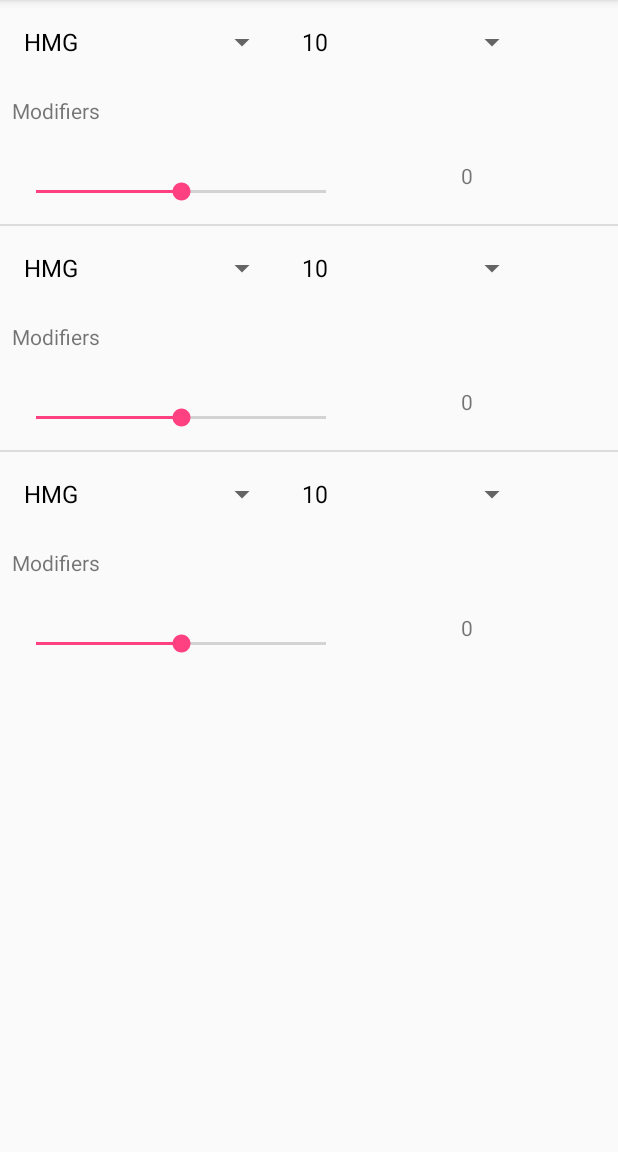
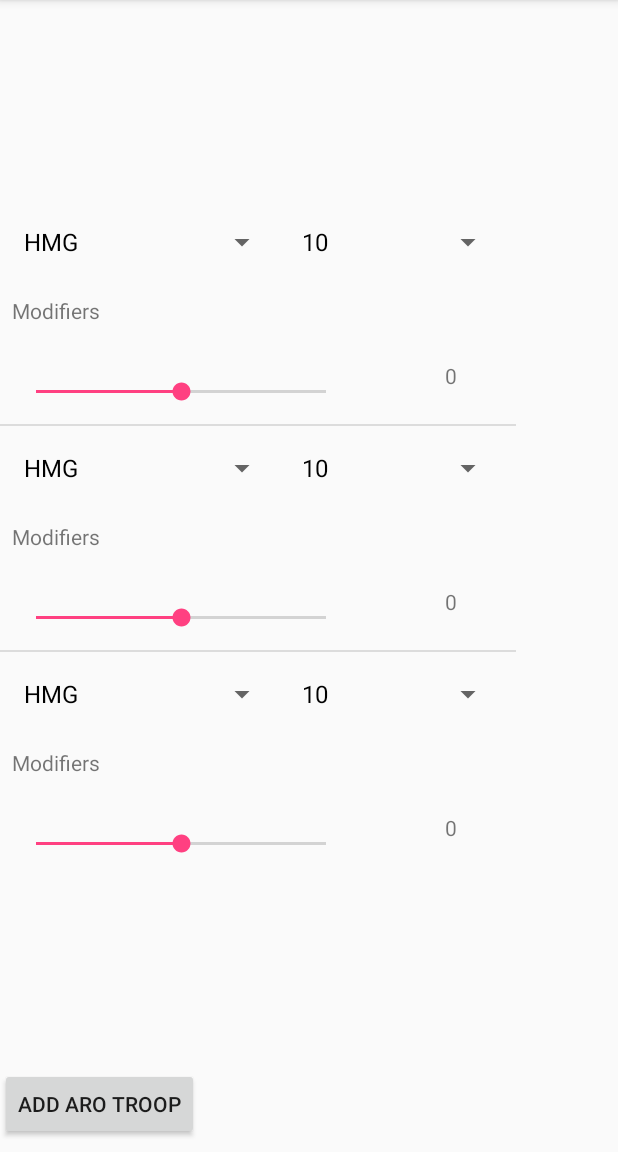
Before and after one commit to JPRbrs/infinityShootout, an Android app: the screen it shows after launch (MainActivity), on a phone screen of 412 x 824 dp, the part 84-1236 px from its top. Run offline under Robolectric (Android 15) with nearby library versions, the phone set to English and light mode, and no system bars.

Commit message:
Add 'add ARO' button

```diff
--- a/app/src/main/java/infinityshootout/screamstudios/com/infinityshootout/MainActivity.java
+++ b/app/src/main/java/infinityshootout/screamstudios/com/infinityshootout/MainActivity.java
@@ -3,10 +3,12 @@ package infinityshootout.screamstudios.com.infinityshootout;
 import android.content.Context;
 import android.support.v7.app.AppCompatActivity;
 import android.os.Bundle;
+import android.util.Log;
 import android.view.LayoutInflater;
 import android.view.View;
 import android.view.ViewGroup;
 import android.widget.ArrayAdapter;
+import android.widget.Button;
 import android.widget.ListView;
 import android.widget.SeekBar;
 import android.widget.Spinner;
@@ -22,16 +24,19 @@ public class MainActivity extends AppCompatActivity {
 
         final ListView listView =(ListView) findViewById(R.id.listview);
         String[] values = new String[] {"Android", "iPhone", "caca"};
-//
-//        final ArrayList<String> list = new ArrayList<String>();
-//        for (int i = 0; i < values.length; i++) {
-//            list.add(values[i]);
-//        }
+
+        Button addARO_BT = (Button) findViewById(R.id.addARO_BT);
+        addARO_BT.setOnClickListener(new View.OnClickListener() {
+            @Override
+            public void onClick(View view) {
+                Log.i("TAG", "clicked");
+            }
+        });
+
         final MySimpleArrayAdapter adapter = new MySimpleArrayAdapter(
                 this,
                 values);
         listView.setAdapter(adapter);
-
     }
 
     public class MySimpleArrayAdapter extends ArrayAdapter<String>{
--- a/app/src/main/res/layout/activity_main.xml
+++ b/app/src/main/res/layout/activity_main.xml
@@ -9,8 +9,20 @@
 
     <ListView
         android:id="@+id/listview"
+        android:layout_width="344dp"
+        android:layout_height="446dp"
+        tools:layout_editor_absoluteX="8dp"
+        android:layout_marginBottom="8dp"
+        app:layout_constraintBottom_toTopOf="@+id/addARO_BT"
+        app:layout_constraintTop_toTopOf="parent"
+        android:layout_marginTop="8dp" />
+
+    <Button
+        android:id="@+id/addARO_BT"
         android:layout_width="wrap_content"
         android:layout_height="wrap_content"
-        tools:layout_editor_absoluteX="8dp"
-        tools:layout_editor_absoluteY="8dp" />
+        android:text="@string/addARO_BT_text"
+        tools:layout_editor_absoluteX="135dp"
+        android:layout_marginBottom="8dp"
+        app:layout_constraintBottom_toBottomOf="parent" />
 </android.support.constraint.ConstraintLayout>
--- a/app/src/main/res/values/strings.xml
+++ b/app/src/main/res/values/strings.xml
@@ -7,4 +7,5 @@
     <string name="modifiers">Modifiers</string>
     <string name="extra_modifiers">Extra modifiers</string>
     <string name="totalModTV">0</string>
+    <string name="addARO_BT_text">Add ARO troop</string>
 </resources>
```
